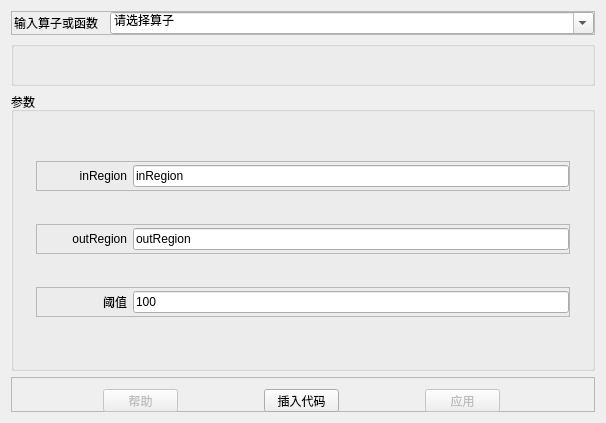
Before: the Qt Designer form dom/operator_window.ui in codebiao/dom, drawn with Qt 5.
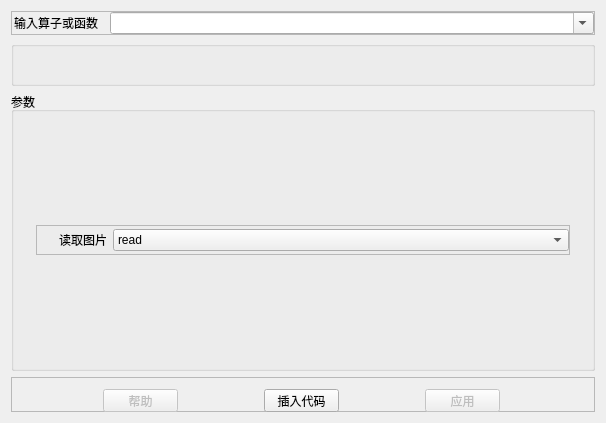
After: the same form once the commit is applied.

Commit message: 2022-04-23 增加了算子窗口复用性，通过读取文件信息对算子窗口的函数以及信息进行初始化。并且给变量窗口的显示添加了下标标题

```diff
--- a/dom/operator_window.ui
+++ b/dom/operator_window.ui
@@ -65,21 +65,6 @@
         <property name="editable">
          <bool>true</bool>
         </property>
-        <item>
-         <property name="text">
-          <string>请选择算子</string>
-         </property>
-        </item>
-        <item>
-         <property name="text">
-          <string>图像拼接</string>
-         </property>
-        </item>
-        <item>
-         <property name="text">
-          <string>图像分割</string>
-         </property>
-        </item>
        </widget>
       </item>
      </layout>
@@ -134,9 +119,96 @@
          <enum>QFrame::Raised</enum>
         </property>
         <property name="currentIndex">
-         <number>2</number>
+         <number>1</number>
         </property>
-        <widget class="QWidget" name="widget"/>
+        <widget class="QWidget" name="widget">
+         <widget class="QLabel" name="label_7">
+          <property name="geometry">
+           <rect>
+            <x>160</x>
+            <y>50</y>
+            <width>211</width>
+            <height>71</height>
+           </rect>
+          </property>
+          <property name="font">
+           <font>
+            <pointsize>31</pointsize>
+           </font>
+          </property>
+          <property name="text">
+           <string>请选择算子</string>
+          </property>
+         </widget>
+        </widget>
+        <widget class="QWidget" name="read_image">
+         <layout class="QVBoxLayout" name="verticalLayout_6">
+          <item>
+           <widget class="QFrame" name="frame_8">
+            <property name="maximumSize">
+             <size>
+              <width>16777215</width>
+              <height>30</height>
+             </size>
+            </property>
+            <property name="layoutDirection">
+             <enum>Qt::LeftToRight</enum>
+            </property>
+            <property name="frameShape">
+             <enum>QFrame::StyledPanel</enum>
+            </property>
+            <property name="frameShadow">
+             <enum>QFrame::Raised</enum>
+            </property>
+            <layout class="QHBoxLayout" name="horizontalLayout_8">
+             <property name="leftMargin">
+              <number>0</number>
+             </property>
+             <property name="topMargin">
+              <number>0</number>
+             </property>
+             <property name="rightMargin">
+              <number>0</number>
+             </property>
+             <property name="bottomMargin">
+              <number>0</number>
+             </property>
+             <item>
+              <widget class="QLabel" name="label_8">
+               <property name="minimumSize">
+                <size>
+                 <width>50</width>
+                 <height>0</height>
+                </size>
+               </property>
+               <property name="maximumSize">
+                <size>
+                 <width>70</width>
+                 <height>16777215</height>
+                </size>
+               </property>
+               <property name="text">
+                <string>读取图片</string>
+               </property>
+               <property name="alignment">
+                <set>Qt::AlignRight|Qt::AlignTrailing|Qt::AlignVCenter</set>
+               </property>
+              </widget>
+             </item>
+             <item>
+              <widget class="QComboBox" name="comboBox_7">
+               <item>
+                <property name="text">
+                 <string>read</string>
+                </property>
+               </item>
+              </widget>
+             </item>
+            </layout>
+           </widget>
+          </item>
+         </layout>
+        </widget>
         <widget class="QWidget" name="image_stitch">
          <layout class="QVBoxLayout" name="verticalLayout_5">
           <item>
@@ -268,15 +340,21 @@
               <widget class="QLabel" name="label_4">
                <property name="minimumSize">
                 <size>
-                 <width>90</width>
+                 <width>50</width>
                  <height>0</height>
                 </size>
                </property>
+               <property name="maximumSize">
+                <size>
+                 <width>70</width>
+                 <height>16777215</height>
+                </size>
+               </property>
                <property name="frameShape">
                 <enum>QFrame::NoFrame</enum>
                </property>
                <property name="text">
-                <string>inRegion</string>
+                <string>inRegion:</string>
                </property>
                <property name="textFormat">
                 <enum>Qt::AutoText</enum>
@@ -290,10 +368,12 @@
               </widget>
              </item>
              <item>
-              <widget class="QLineEdit" name="image_image_segmentation_pic_1">
-               <property name="text">
-                <string>inRegion</string>
-               </property>
+              <widget class="QComboBox" name="comboBox_2">
+               <item>
+                <property name="text">
+                 <string>inRegion</string>
+                </property>
+               </item>
               </widget>
              </item>
             </layout>
@@ -333,15 +413,21 @@
               <widget class="QLabel" name="label_6">
                <property name="minimumSize">
                 <size>
-                 <width>90</width>
+                 <width>50</width>
                  <height>0</height>
                 </size>
                </property>
+               <property name="maximumSize">
+                <size>
+                 <width>70</width>
+                 <height>16777215</height>
+                </size>
+               </property>
                <property name="layoutDirection">
                 <enum>Qt::RightToLeft</enum>
                </property>
                <property name="text">
-                <string>outRegion</string>
+                <string>outRegion:</string>
                </property>
                <property name="alignment">
                 <set>Qt::AlignRight|Qt::AlignTrailing|Qt::AlignVCenter</set>
@@ -349,10 +435,12 @@
               </widget>
              </item>
              <item>
-              <widget class="QLineEdit" name="image_image_segmentation_outRegion">
-               <property name="text">
-                <string>outRegion</string>
-               </property>
+              <widget class="QComboBox" name="comboBox_3">
+               <item>
+                <property name="text">
+                 <string>outRegion</string>
+                </property>
+               </item>
               </widget>
              </item>
             </layout>
@@ -392,12 +480,18 @@
               <widget class="QLabel" name="label_5">
                <property name="minimumSize">
                 <size>
-                 <width>90</width>
+                 <width>50</width>
                  <height>0</height>
                 </size>
                </property>
+               <property name="maximumSize">
+                <size>
+                 <width>70</width>
+                 <height>16777215</height>
+                </size>
+               </property>
                <property name="text">
-                <string>阈值</string>
+                <string>阈值:</string>
                </property>
                <property name="alignment">
                 <set>Qt::AlignRight|Qt::AlignTrailing|Qt::AlignVCenter</set>
@@ -405,10 +499,12 @@
               </widget>
              </item>
              <item>
-              <widget class="QLineEdit" name="image_segmentation_yuzhi">
-               <property name="text">
-                <string>100</string>
-               </property>
+              <widget class="QComboBox" name="comboBox_4">
+               <item>
+                <property name="text">
+                 <string>100</string>
+                </property>
+               </item>
               </widget>
              </item>
             </layout>
```
Left out of the diff: 58 changed lines with no effect on the pictures. The commit also changes 6 other files.
